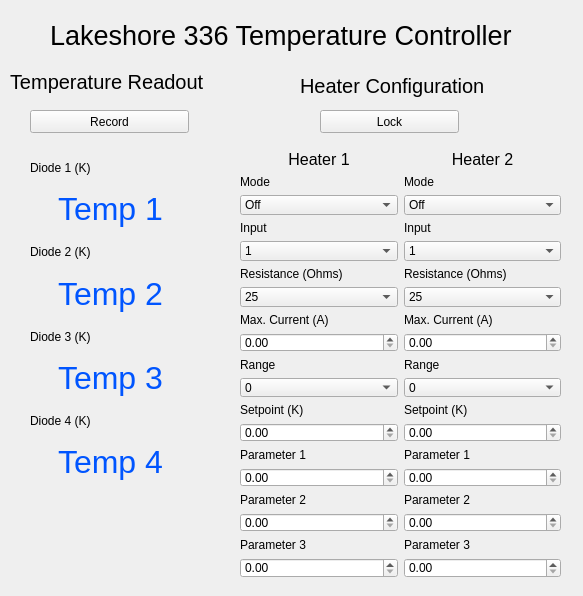
Above: lib/clients/cryovac_clients/lakeshore336_gui.ui from EGGS-Experiment/EGGS_labrad before the change. Below: the same form after it.
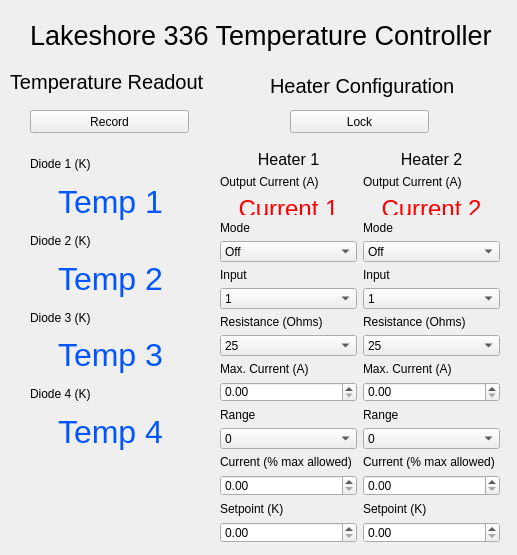
That is the form after the change.

Commit message: edits to the lakeshore client in progress

```diff
--- a/lib/clients/cryovac_clients/lakeshore336_gui.ui
+++ b/lib/clients/cryovac_clients/lakeshore336_gui.ui
@@ -6,8 +6,8 @@
    <rect>
     <x>0</x>
     <y>0</y>
-    <width>583</width>
-    <height>596</height>
+    <width>517</width>
+    <height>555</height>
    </rect>
   </property>
   <property name="windowTitle">
@@ -16,7 +16,7 @@
   <widget class="QLabel" name="lakeshore_label">
    <property name="geometry">
     <rect>
-     <x>50</x>
+     <x>30</x>
      <y>20</y>
      <width>471</width>
      <height>31</height>
@@ -24,7 +24,7 @@
    </property>
    <property name="font">
     <font>
-     <pointsize>20</pointsize>
+     <pointsize>18</pointsize>
     </font>
    </property>
    <property name="text">
@@ -34,9 +34,9 @@
   <widget class="QLabel" name="heatAll_label">
    <property name="geometry">
     <rect>
-     <x>300</x>
+     <x>270</x>
      <y>70</y>
-     <width>201</width>
+     <width>191</width>
      <height>31</height>
     </rect>
    </property>
@@ -70,7 +70,7 @@
   <widget class="QPushButton" name="heatAll_lockswitch">
    <property name="geometry">
     <rect>
-     <x>320</x>
+     <x>290</x>
      <y>110</y>
      <width>139</width>
      <height>23</height>
@@ -93,13 +93,13 @@
     <string>Record</string>
    </property>
   </widget>
-  <widget class="QWidget" name="">
+  <widget class="QWidget" name="layoutWidget">
    <property name="geometry">
     <rect>
      <x>30</x>
      <y>150</y>
      <width>161</width>
-     <height>331</height>
+     <height>301</height>
     </rect>
    </property>
    <layout class="QVBoxLayout" name="temp_layout">
@@ -178,13 +178,13 @@
     </item>
    </layout>
   </widget>
-  <widget class="QWidget" name="">
+  <widget class="QWidget" name="layoutWidget">
    <property name="geometry">
     <rect>
-     <x>240</x>
+     <x>220</x>
      <y>150</y>
-     <width>321</width>
-     <height>428</height>
+     <width>280</width>
+     <height>392</height>
     </rect>
    </property>
    <layout class="QHBoxLayout" name="heatAll_layout">
@@ -205,6 +205,28 @@
         </property>
        </widget>
       </item>
+      <item>
+       <widget class="QLabel" name="heat1_out_curr_label">
+        <property name="text">
+         <string>Output Current (A)</string>
+        </property>
+       </widget>
+      </item>
+      <item>
+       <widget class="QLabel" name="heat1_out_curr">
+        <property name="font">
+         <font>
+          <pointsize>14</pointsize>
+         </font>
+        </property>
+        <property name="text">
+         <string>&lt;html&gt;&lt;head/&gt;&lt;body&gt;&lt;p&gt;&lt;span style=&quot; font-size:18pt; color:#ff0000;&quot;&gt;Current 1&lt;/span&gt;&lt;/p&gt;&lt;/body&gt;&lt;/html&gt;</string>
+        </property>
+        <property name="alignment">
+         <set>Qt::AlignCenter</set>
+        </property>
+       </widget>
+      </item>
       <item>
        <widget class="QLabel" name="heat1_mode_label">
         <property name="text">
@@ -329,6 +351,20 @@
         </item>
        </widget>
       </item>
+      <item>
+       <widget class="QLabel" name="heat1_p1_label">
+        <property name="text">
+         <string>Current (% max allowed)</string>
+        </property>
+       </widget>
+      </item>
+      <item>
+       <widget class="QDoubleSpinBox" name="heat1_p1">
+        <property name="maximum">
+         <double>100.000000000000000</double>
+        </property>
+       </widget>
+      </item>
       <item>
        <widget class="QLabel" name="heat1_set_label">
         <property name="text">
@@ -339,36 +375,6 @@
       <item>
        <widget class="QDoubleSpinBox" name="heat1_set"/>
       </item>
-      <item>
-       <widget class="QLabel" name="heat1_p1_label">
-        <property name="text">
-         <string>Parameter 1</string>
-        </property>
-       </widget>
-      </item>
-      <item>
-       <widget class="QDoubleSpinBox" name="heat1_p1"/>
-      </item>
-      <item>
-       <widget class="QLabel" name="heat1_p2_label">
-        <property name="text">
-         <string>Parameter 2</string>
-        </property>
-       </widget>
-      </item>
-      <item>
-       <widget class="QDoubleSpinBox" name="heat1_p2"/>
-      </item>
-      <item>
-       <widget class="QLabel" name="heat1_p3_label">
-        <property name="text">
-         <string>Parameter 3</string>
-        </property>
-       </widget>
-      </item>
-      <item>
-       <widget class="QDoubleSpinBox" name="heat1_p3"/>
-      </item>
      </layout>
     </item>
     <item>
@@ -388,6 +394,28 @@
         </property>
        </widget>
       </item>
+      <item>
+       <widget class="QLabel" name="heat2_out_curr">
+        <property name="text">
+         <string>Output Current (A)</string>
+        </property>
+       </widget>
+      </item>
+      <item>
+       <widget class="QLabel" name="heat2_out_curr_label">
+        <property name="font">
+         <font>
+          <pointsize>14</pointsize>
+         </font>
+        </property>
+        <property name="text">
+         <string>&lt;html&gt;&lt;head/&gt;&lt;body&gt;&lt;p&gt;&lt;span style=&quot; font-size:18pt; color:#ff0000;&quot;&gt;Current 2&lt;/span&gt;&lt;/p&gt;&lt;/body&gt;&lt;/html&gt;</string>
+        </property>
+        <property name="alignment">
+         <set>Qt::AlignCenter</set>
+        </property>
+       </widget>
+      </item>
       <item>
        <widget class="QLabel" name="heat2_mode_label">
         <property name="text">
@@ -512,6 +540,20 @@
         </item>
        </widget>
       </item>
+      <item>
+       <widget class="QLabel" name="heat2_p1_label">
+        <property name="text">
+         <string>Current (% max allowed)</string>
+        </property>
+       </widget>
+      </item>
+      <item>
+       <widget class="QDoubleSpinBox" name="heat2_p1">
+        <property name="maximum">
+         <double>100.000000000000000</double>
+        </property>
+       </widget>
+      </item>
       <item>
        <widget class="QLabel" name="heat2_set_label">
         <property name="text">
@@ -522,36 +564,6 @@
       <item>
        <widget class="QDoubleSpinBox" name="heat2_set"/>
       </item>
-      <item>
-       <widget class="QLabel" name="heat2_p1_label">
-        <property name="text">
-         <string>Parameter 1</string>
-        </property>
-       </widget>
-      </item>
-      <item>
-       <widget class="QDoubleSpinBox" name="heat2_p1"/>
-      </item>
-      <item>
-       <widget class="QLabel" name="heat2_p2_label">
-        <property name="text">
-         <string>Parameter 2</string>
-        </property>
-       </widget>
-      </item>
-      <item>
-       <widget class="QDoubleSpinBox" name="heat2_p2"/>
-      </item>
-      <item>
-       <widget class="QLabel" name="heat2_p3_label">
-        <property name="text">
-         <string>Parameter 3</string>
-        </property>
-       </widget>
-      </item>
-      <item>
-       <widget class="QDoubleSpinBox" name="heat2_p3"/>
-      </item>
      </layout>
     </item>
    </layout>
```
Left out of the diff: 2 changed lines with no effect on the pictures. The commit also changes 4 other files.
